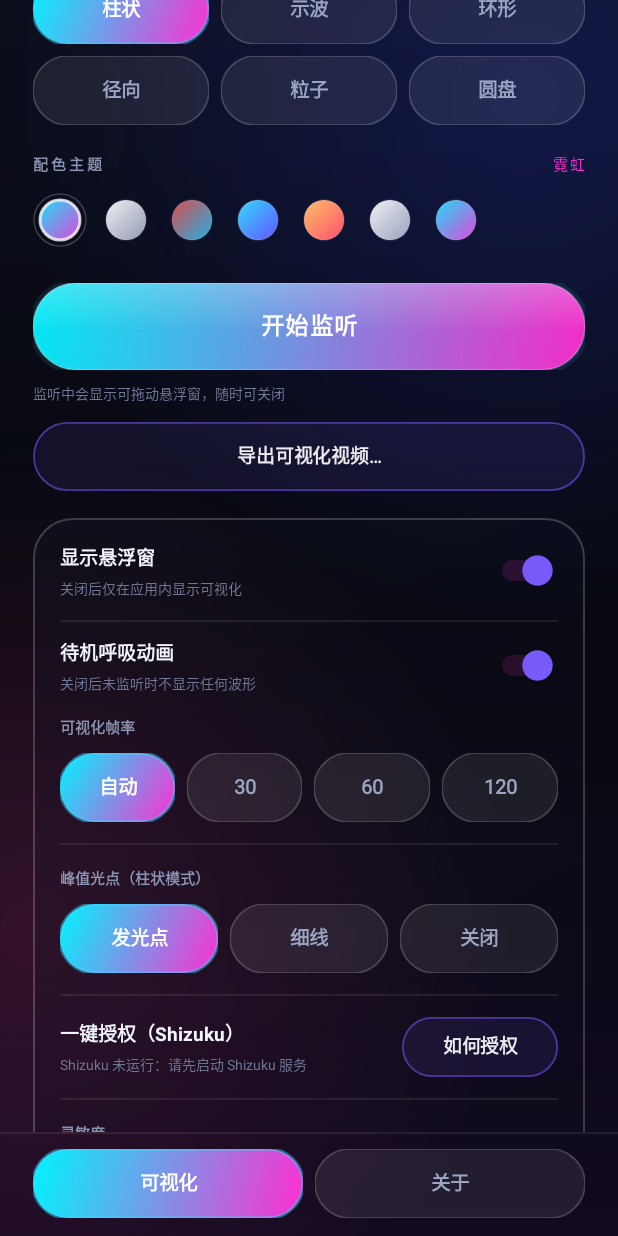
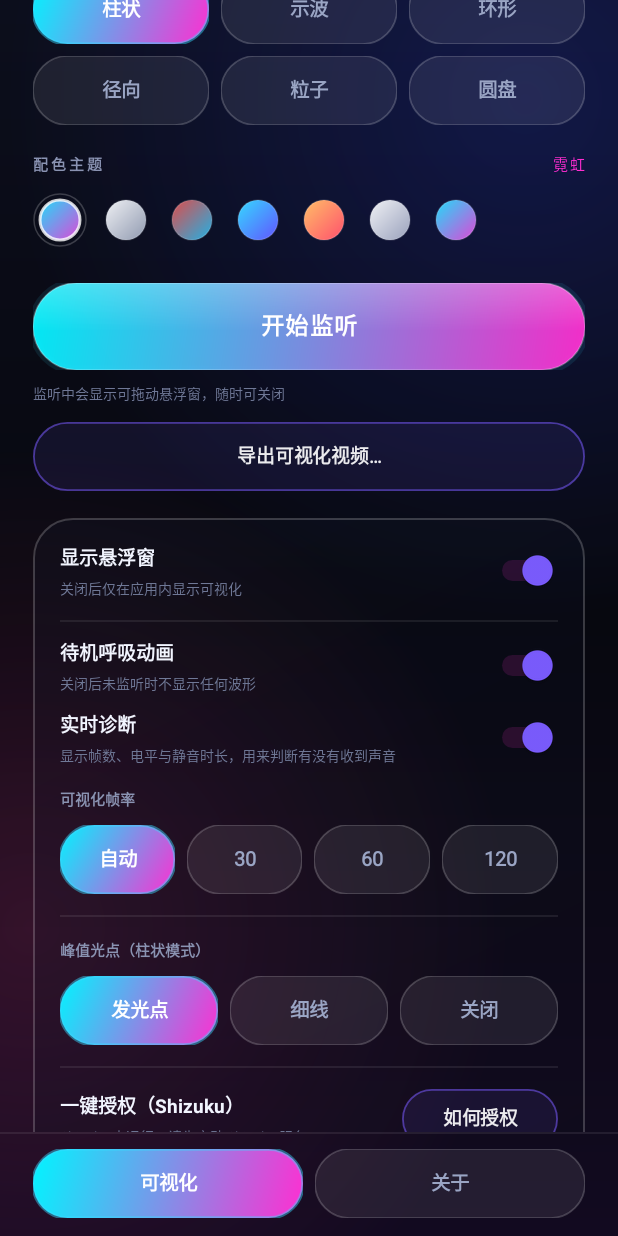
Before and after one commit to huoxingrNaNa/AuroraViz, an Android app: the screen it shows after launch (MainActivity), scrolled down 528 dp, on a phone screen of 412 x 824 dp. Run offline under Robolectric (Android 15) with nearby library versions, the phone set to English and light mode, and no system bars; libraries missing offline, so code that uses them is left out: rikka.shizuku; 3 statements that could not run were skipped.

Commit message:
feat(v5.7-v5.9): 项目主页入口 + 实时诊断开关
- v5.7: 关于页新增「项目主页」（文字 + 按钮，指向 GitHub Pages）；仓库 About 补上官网与描述
- v5.8: 高级设置新增「实时诊断」开关（Prefs.diag）；诊断文案用 AudioManager.isMusicActive()
  区分「没在播放声音」与「系统在播但被禁止录制」，麦克风模式单独提示
- v5.9: 修复实时诊断开关插入位置错误（误插进「待机呼吸动画」行内部）导致的整行空白
- docs: README 版本记录补到 5.9；介绍页角标同步为 v5.9

```diff
--- a/app/build.gradle
+++ b/app/build.gradle
@@ -8,8 +8,8 @@ android {
         applicationId "com.operit.audioviz"
         minSdk 26
         targetSdk 34
-        versionCode 40
-        versionName "5.6"
+        versionCode 43
+        versionName "5.9"
     }
 
     buildTypes {
--- a/app/src/main/java/com/operit/audioviz/MainActivity.java
+++ b/app/src/main/java/com/operit/audioviz/MainActivity.java
@@ -11,6 +11,7 @@ import android.content.res.ColorStateList;
 import android.content.res.Configuration;
 import android.graphics.LinearGradient;
 import android.graphics.Shader;
+import android.media.AudioManager;
 import android.media.projection.MediaProjectionConfig;
 import android.media.projection.MediaProjectionManager;
 import android.net.Uri;
@@ -60,6 +61,7 @@ public class MainActivity extends Activity {
     private Switch swBare;
     private boolean suppressOverlay = false;
     private Switch swIdle;
+    private Switch swDiag;
 
     private ChipView chipMic, chipSys;
     private View pageViz, pageAbout;
@@ -80,7 +82,7 @@ public class MainActivity extends Activity {
     private final Runnable diagTick = new Runnable() {
         @Override
         public void run() {
-            if (!OverlayService.isRunning()) {
+            if (!OverlayService.isRunning() || !Prefs.diag(MainActivity.this)) {
                 diag.setVisibility(View.GONE);
                 return;
             }
@@ -92,6 +94,20 @@ public class MainActivity extends Activity {
             String txt;
             if (frames == 0L) {
                 txt = "诊断：尚未收到任何音频帧（0 帧）——该应用很可能禁止被录制";
+            } else if (e.lastRmsDb() <= -119f && sil > 10000L) {
+                boolean music = false;
+                try {
+                    AudioManager am = (AudioManager) MainActivity.this.getSystemService(Context.AUDIO_SERVICE);
+                    music = am != null && am.isMusicActive();
+                } catch (Exception ignored) {
+                }
+                if (source == Prefs.SOURCE_SYSTEM) {
+                    txt = music
+                            ? "诊断：全程静音，但系统正在播放声音——该应用禁止被录制，请改用麦克风模式"
+                            : "诊断：全程静音 · 当前没有声音在播放（放首歌再看电平）";
+                } else {
+                    txt = "诊断：麦克风没有拾到声音——检查是否被其他应用占用或系统静音";
+                }
             } else {
                 txt = String.format(Locale.US,
                         "诊断：%d 帧 · 电平 %.0f dB · 静音 %s", frames, e.lastRmsDb(), silTxt);
@@ -160,6 +176,7 @@ public class MainActivity extends Activity {
         seekAlpha = findViewById(R.id.seekAlpha);
         swBare = findViewById(R.id.swBare);
         swIdle = findViewById(R.id.swIdle);
+        swDiag = findViewById(R.id.swDiag);
 
         chipMic = findViewById(R.id.chipMic);
         chipSys = findViewById(R.id.chipSys);
@@ -272,6 +289,15 @@ public class MainActivity extends Activity {
             } catch (Exception ignored) {
             }
         }
+        GhostButton btnSite = findViewById(R.id.btnSite);
+        if (btnSite != null) {
+            btnSite.setLabel("打开项目主页");
+            btnSite.setOnClickListener(v -> openUrl("https://huoxingrnana.github.io/AuroraViz/"));
+        }
+        TextView siteUrl = findViewById(R.id.txtSiteUrl);
+        if (siteUrl != null) {
+            siteUrl.setOnClickListener(v -> openUrl("https://huoxingrnana.github.io/AuroraViz/"));
+        }
         GhostButton btnRepo = findViewById(R.id.btnRepo);
         if (btnRepo != null) {
             btnRepo.setLabel("打开 GitHub 仓库");
@@ -308,7 +334,13 @@ public class MainActivity extends Activity {
             if (wasRunning) switchSourceInPlace();
         });
 
+        swDiag.setChecked(Prefs.diag(this));
+        swDiag.setOnCheckedChangeListener((bv, checked) -> {
+            Prefs.setDiag(this, checked);
+            applyDiagVisibility();
+        });
         swIdle.setChecked(Prefs.idleAnim(this));
+        applyDiagVisibility();
         preview.setIdleAnim(Prefs.idleAnim(this));
         swIdle.setOnCheckedChangeListener((buttonView, isChecked) -> {
             Prefs.setIdleAnim(this, isChecked);
@@ -554,6 +586,8 @@ public class MainActivity extends Activity {
         swOverlay.setTrackTintList(ColorStateList.valueOf(withAlpha(sc2, 0.45f)));
         swIdle.setThumbTintList(ColorStateList.valueOf(sc1));
         swIdle.setTrackTintList(ColorStateList.valueOf(withAlpha(sc2, 0.45f)));
+        swDiag.setThumbTintList(ColorStateList.valueOf(sc1));
+        swDiag.setTrackTintList(ColorStateList.valueOf(withAlpha(sc2, 0.45f)));
 
         updateAudioHint();
         applyTitleGradient();
@@ -614,6 +648,16 @@ public class MainActivity extends Activity {
             shizukuHint.setText("自动开启悬浮窗 / 录音 / 通知权限");
         }
         btnAuth.invalidate();
+    }
+
+    private void applyDiagVisibility() {
+        if (diag == null) return;
+        uiHandler.removeCallbacks(diagTick);
+        if (Prefs.diag(this)) {
+            uiHandler.post(diagTick);
+        } else {
+            diag.setVisibility(View.GONE);
+        }
     }
 
     private void showPage(int idx) {
--- a/app/src/main/java/com/operit/audioviz/Prefs.java
+++ b/app/src/main/java/com/operit/audioviz/Prefs.java
@@ -19,6 +19,7 @@ public final class Prefs {
     private static final String K_C1 = "custom_c1";
     private static final String K_C2 = "custom_c2";
     private static final String K_IDLE = "idle_anim";
+    private static final String K_DIAG = "diag_on";
     private static final String K_ALPHA = "overlay_alpha";
     private static final String K_BARE = "overlay_bare";
     private static final String K_POSX = "overlay_x";
@@ -126,6 +127,14 @@ public final class Prefs {
         sp(c).edit().putBoolean(K_IDLE, v).apply();
     }
 
+    public static boolean diag(Context c) {
+        return sp(c).getBoolean(K_DIAG, true);
+    }
+
+    public static void setDiag(Context c, boolean v) {
+        sp(c).edit().putBoolean(K_DIAG, v).apply();
+    }
+
     /** 悬浮窗不透明度 0.25f ~ 1.0f */
     public static float alpha(Context c) {
         return sp(c).getFloat(K_ALPHA, 1.0f);
--- a/app/src/main/res/layout/activity_main.xml
+++ b/app/src/main/res/layout/activity_main.xml
@@ -430,8 +430,43 @@
                         android:textSize="9.5sp" />
                 </LinearLayout>
 
+        <Switch
+                    android:id="@+id/swIdle"
+                    android:layout_width="wrap_content"
+                    android:layout_height="wrap_content"
+                    android:showText="false" />
+            </LinearLayout>
+
+            <LinearLayout
+                android:layout_width="match_parent"
+                android:layout_height="wrap_content"
+                android:layout_marginTop="10dp"
+                android:gravity="center_vertical"
+                android:orientation="horizontal">
+
+                <LinearLayout
+                    android:layout_width="0dp"
+                    android:layout_height="wrap_content"
+                    android:layout_weight="1"
+                    android:orientation="vertical">
+                    <TextView
+                        android:layout_width="wrap_content"
+                        android:layout_height="wrap_content"
+                        android:text="实时诊断"
+                        android:textColor="#FFF2F5FF"
+                        android:textSize="12.5sp"
+                        android:textStyle="bold" />
+                    <TextView
+                        android:layout_width="wrap_content"
+                        android:layout_height="wrap_content"
+                        android:layout_marginTop="3dp"
+                        android:tag="hint"
+                        android:text="显示帧数、电平与静音时长，用来判断有没有收到声音"
+                        android:textColor="#FF6F7896"
+                        android:textSize="9.5sp" />
+                </LinearLayout>
                 <Switch
-                    android:id="@+id/swIdle"
+                    android:id="@+id/swDiag"
                     android:layout_width="wrap_content"
                     android:layout_height="wrap_content"
                     android:showText="false" />
@@ -857,11 +892,26 @@
         android:textStyle="bold" />
 
         <TextView
-            android:id="@+id/txtRepoUrl"
+            android:id="@+id/txtSiteUrl"
             android:layout_width="wrap_content"
             android:layout_height="wrap_content"
             android:layout_marginTop="8dp"
             android:tag="hint"
+            android:text="huoxingrnana.github.io/AuroraViz"
+            android:textSize="11sp" />
+
+        <com.operit.audioviz.GhostButton
+            android:id="@+id/btnSite"
+            android:layout_width="match_parent"
+            android:layout_height="42dp"
+            android:layout_marginTop="10dp" />
+
+        <TextView
+            android:id="@+id/txtRepoUrl"
+            android:layout_width="wrap_content"
+            android:layout_height="wrap_content"
+            android:tag="hint"
+            android:layout_marginTop="14dp"
             android:text="github.com/huoxingrNaNa/AuroraViz"
             android:textSize="11sp" />
 
```
Also changed, not shown: 2 other files.
